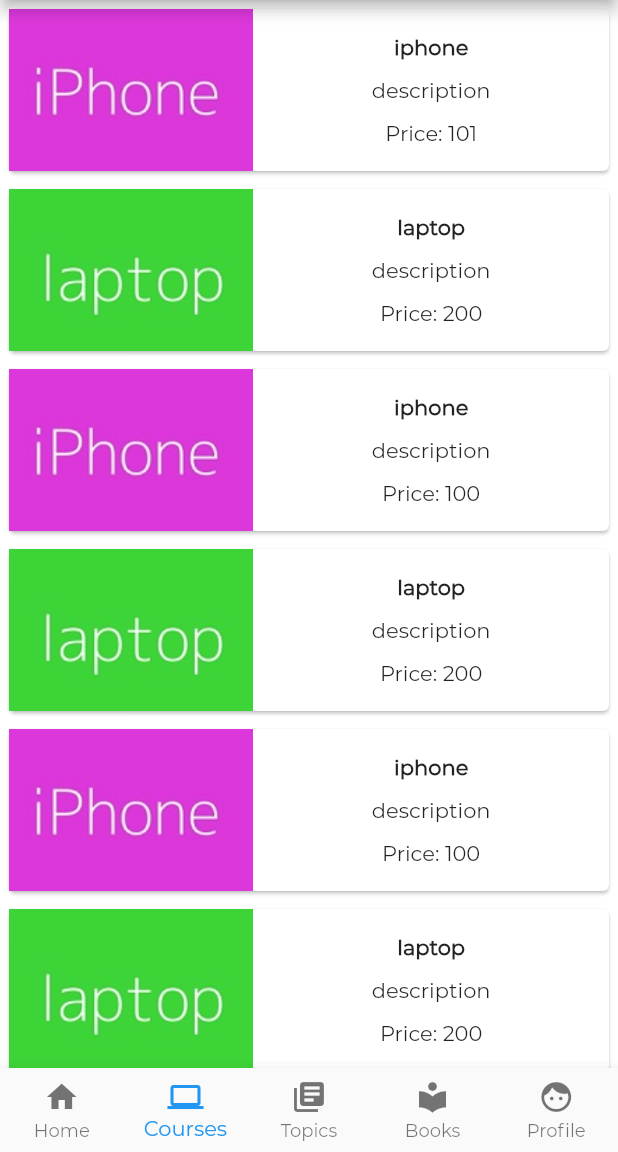
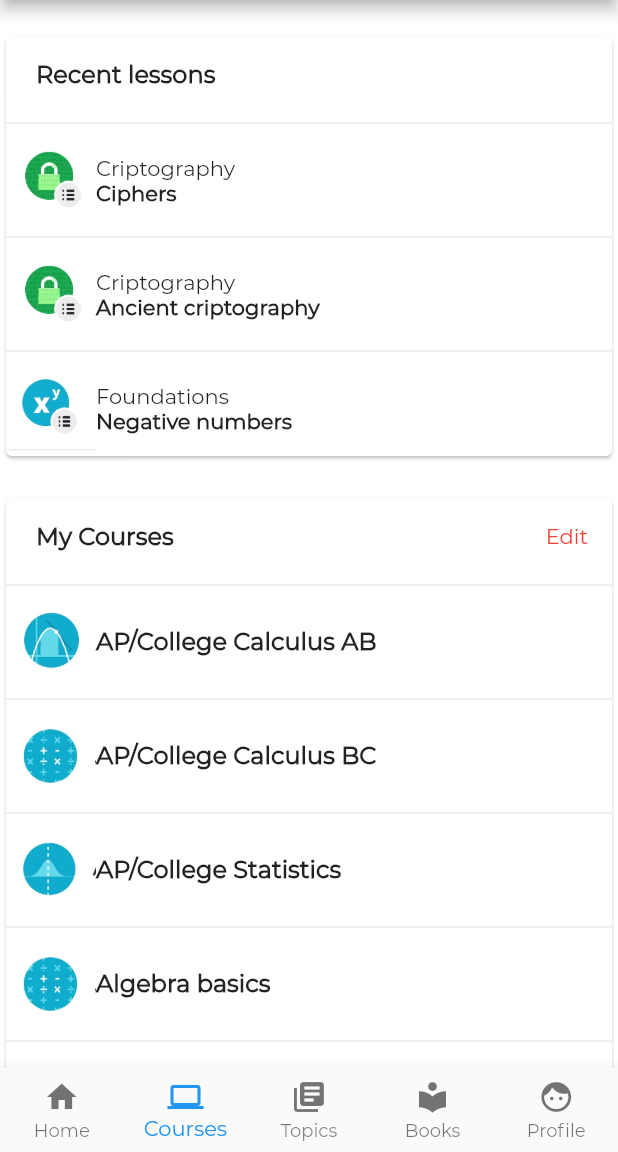
Before and after one commit to mahidul-islam/arrijal_flutter, a Flutter app: the DashBoard screen opened directly, item 2 of the bottom bar chosen, on a phone screen of 412 x 824 dp, the part 84-1236 px from its top. Run offline on Flutter 3.47's test engine with Material 2 defaults, Android fonts, the phone set to English and light mode, and no system bars; our stand-ins replace animated_theme_switcher, flutter_login, flutter_screenutil, line_awesome_flutter; missing offline and left inert: rubber.

Commit message:
added course page as khan academy

```diff
--- /dev/null
+++ b/lib/courses/added_courses.dart
@@ -0,0 +1,210 @@
+import 'package:flutter/material.dart';
+import 'package:ArRijal/data.dart';
+
+class AddedCourses extends StatelessWidget {
+  @override
+  Widget build(BuildContext context) {
+    return Card(
+      child: Container(
+        width: double.infinity,
+        // height: 280,
+        child: Column(
+          mainAxisAlignment: MainAxisAlignment.start,
+          children: <Widget>[
+            Row(
+              mainAxisAlignment: MainAxisAlignment.spaceBetween,
+              children: <Widget>[
+                Container(
+                  height: 50,
+                  padding: EdgeInsets.only(left: kDefaultPaddin, top: 16),
+                  child: Text(
+                    'My Courses',
+                    style: TextStyle(
+                      fontWeight: FontWeight.bold,
+                      fontSize: 16,
+                    ),
+                  ),
+                ),
+                Container(
+                  padding: EdgeInsets.all(16),
+                  child: Text(
+                    'Edit',
+                    style: TextStyle(color: Colors.red),
+                  ),
+                )
+              ],
+            ),
+            Divider(),
+            Row(
+              children: <Widget>[
+                Container(
+                  height: 60,
+                  width: 60,
+                  child: Image.asset('assets/course/course1.jpg'),
+                ),
+                Column(
+                  children: <Widget>[
+                    Text(
+                      'AP/College Calculus AB',
+                      style: TextStyle(
+                        fontWeight: FontWeight.bold,
+                        fontSize: 16,
+                      ),
+                    ),
+                  ],
+                )
+              ],
+            ),
+            Divider(),
+            Row(
+              children: <Widget>[
+                Container(
+                  height: 60,
+                  width: 60,
+                  child: Image.asset('assets/course/course2.jpg'),
+                ),
+                Column(
+                  children: <Widget>[
+                    Text(
+                      'AP/College Calculus BC',
+                      style: TextStyle(
+                        fontWeight: FontWeight.bold,
+                        fontSize: 16,
+                      ),
+                    ),
+                  ],
+                )
+              ],
+            ),
+            Divider(),
+            Row(
+              children: <Widget>[
+                Container(
+                  height: 60,
+                  width: 60,
+                  child: Image.asset('assets/course/course3.jpg'),
+                ),
+                Column(
+                  children: <Widget>[
+                    Text(
+                      'AP/College Statistics',
+                      style: TextStyle(
+                        fontWeight: FontWeight.bold,
+                        fontSize: 16,
+                      ),
+                    ),
+                  ],
+                )
+              ],
+            ),
+            Divider(),
+            Row(
+              children: <Widget>[
+                Container(
+                  height: 60,
+                  width: 60,
+                  child: Image.asset('assets/course/course2.jpg'),
+                ),
+                Column(
+                  children: <Widget>[
+                    Text(
+                      'Algebra basics',
+                      style: TextStyle(
+                        fontWeight: FontWeight.bold,
+                        fontSize: 16,
+                      ),
+                    ),
+                  ],
+                )
+              ],
+            ),
+            Divider(),
+            Row(
+              children: <Widget>[
+                Container(
+                  height: 60,
+                  width: 60,
+                  child: Image.asset('assets/course/course1.jpg'),
+                ),
+                Column(
+                  children: <Widget>[
+                    Text(
+                      'AP/College Calculus AB',
+                      style: TextStyle(
+                        fontWeight: FontWeight.bold,
+                        fontSize: 16,
+                      ),
+                    ),
+                  ],
+                )
+              ],
+            ),
+            Divider(),
+            Row(
+              children: <Widget>[
+                Container(
+                  height: 60,
+                  width: 60,
+                  child: Image.asset('assets/course/course2.jpg'),
+                ),
+                Column(
+                  children: <Widget>[
+                    Text(
+                      'AP/College Calculus BC',
+                      style: TextStyle(
+                        fontWeight: FontWeight.bold,
+                        fontSize: 16,
+                      ),
+                    ),
+                  ],
+                )
+              ],
+            ),
+            Divider(),
+            Row(
+              children: <Widget>[
+                Container(
+                  height: 60,
+                  width: 60,
+                  child: Image.asset('assets/course/course3.jpg'),
+                ),
+                Column(
+                  children: <Widget>[
+                    Text(
+                      'AP/College Statistics',
+                      style: TextStyle(
+                        fontWeight: FontWeight.bold,
+                        fontSize: 16,
+                      ),
+                    ),
+                  ],
+                )
+              ],
+            ),
+            Divider(),
+            Row(
+              children: <Widget>[
+                Container(
+                  height: 60,
+                  width: 60,
+                  child: Image.asset('assets/course/course2.jpg'),
+                ),
+                Column(
+                  children: <Widget>[
+                    Text(
+                      'Algebra basics',
+                      style: TextStyle(
+                        fontWeight: FontWeight.bold,
+                        fontSize: 16,
+                      ),
+                    ),
+                  ],
+                )
+              ],
+            ),
+          ],
+        ),
+      ),
+    );
+  }
+}
--- /dev/null
+++ b/lib/courses/course_page.dart
@@ -0,0 +1,27 @@
+import 'package:flutter/material.dart';
+import 'added_courses.dart';
+import 'recent_lessons.dart';
+import 'package:ArRijal/data.dart';
+
+class CoursePage extends StatelessWidget {
+  @override
+  Widget build(BuildContext context) {
+    return ListView.builder(
+      itemBuilder: (context, i) {
+        if (i == 0) {
+          return SizedBox(height: kDefaultPaddin);
+        }
+        if (i == 1) {
+          return RecentLessons();
+        }
+        if (i == 2) {
+          return SizedBox(height: kDefaultPaddin);
+        }
+        if (i == 3) {
+          return AddedCourses();
+        }
+        return null;
+      },
+    );
+  }
+}
--- /dev/null
+++ b/lib/courses/recent_lessons.dart
@@ -0,0 +1,95 @@
+import 'package:ArRijal/data.dart';
+import 'package:flutter/material.dart';
+
+class RecentLessons extends StatelessWidget {
+  @override
+  Widget build(BuildContext context) {
+    return Card(
+      child: Container(
+        width: double.infinity,
+        height: 280,
+        child: Column(
+          mainAxisAlignment: MainAxisAlignment.start,
+          children: <Widget>[
+            Row(
+              children: <Widget>[
+                Container(
+                  // color: Colors.green,
+                  height: 50,
+                  padding: EdgeInsets.only(left: kDefaultPaddin, top: 16),
+                  child: Text(
+                    'Recent lessons',
+                    style: TextStyle(
+                      fontWeight: FontWeight.bold,
+                      fontSize: 16,
+                    ),
+                  ),
+                )
+              ],
+            ),
+            Divider(),
+            Row(
+              children: <Widget>[
+                Container(
+                  height: 60,
+                  width: 60,
+                  child: Image.asset('assets/course/cripto.jpg'),
+                ),
+                Column(
+                  crossAxisAlignment: CrossAxisAlignment.start,
+                  children: <Widget>[
+                    Text('Criptography'),
+                    Text(
+                      'Ciphers',
+                      style: TextStyle(fontWeight: FontWeight.bold),
+                    ),
+                  ],
+                )
+              ],
+            ),
+            Divider(),
+            Row(
+              children: <Widget>[
+                Container(
+                  height: 60,
+                  width: 60,
+                  child: Image.asset('assets/course/cripto.jpg'),
+                ),
+                Column(
+                  crossAxisAlignment: CrossAxisAlignment.start,
+                  children: <Widget>[
+                    Text('Criptography'),
+                    Text(
+                      'Ancient criptography',
+                      style: TextStyle(fontWeight: FontWeight.bold),
+                    ),
+                  ],
+                )
+              ],
+            ),
+            Divider(),
+            Row(
+              children: <Widget>[
+                Container(
+                  height: 60,
+                  width: 60,
+                  child: Image.asset('assets/course/math.jpg'),
+                ),
+                Column(
+                  crossAxisAlignment: CrossAxisAlignment.start,
+                  children: <Widget>[
+                    Text('Foundations'),
+                    Text(
+                      'Negative numbers',
+                      style: TextStyle(fontWeight: FontWeight.bold),
+                    ),
+                  ],
+                )
+              ],
+            ),
+          ],
+        ),
+      ),
+    );
+  }
+}
--- a/lib/dashboard_screen.dart
+++ b/lib/dashboard_screen.dart
@@ -1,11 +1,10 @@
+import 'package:ArRijal/posts/post_page.dart';
 import 'books/books_list_page.dart';
 import 'package:flutter/material.dart';
 import 'profile/profile.dart';
-import 'data.dart';
 import 'appbar.dart';
-import 'courses/course_list.dart';
-import 'posts/post_list.dart';
 import 'wiki/wiki_screen.dart';
+import 'courses/course_page.dart';
 
 class DashBoard extends StatefulWidget {
   static const routeName = '/';
@@ -31,50 +30,15 @@ class _DashBoardState extends State<DashBoard> {
 
   @override
   Widget build(BuildContext context) {
-    Widget _buildPost(i) {
-      return SinglePostListItem(
-        title: posts[i]['title'],
-        description: posts[i]['des'],
-        image: posts[i]['image'],
-      );
-    }
-
     Widget _buildBody(choice) {
       if (choice == 0) {
-        return ListView.builder(
-          itemBuilder: (context, i) {
-            // if (i >= _suggestions.length) {
-            //   // _suggestions.addAll(generateWordPairs().take(10)); /*4*/
-            // }
-            if (i >= posts.length) {
-              return null;
-            }
-            return _buildPost(i);
-          },
-        );
+        return PostPage();
       }
       if (choice == 1) {
-        return ListView(
-          children: <Widget>[
-            for (var i = 0; i < data.length; i++)
-              Course(
-                name: data[i]['name'],
-                description: data[i]['des'],
-                price: data[i]['price'],
-                image: data[i]['image'],
-              )
-          ],
-        );
+        return CoursePage();
+        // return Text('hello');
       }
       if (choice == 2) {
-        // return ListView(
-        //   children: <Widget>[
-        //     for (var i = 0; i < topics.length; i++)
-        //       Topic(
-        //         title: topics[i]['title'],
-        //       )
-        //   ],
-        // );
         return WikiScreen();
       }
       if (choice == 3) {
--- /dev/null
+++ b/lib/posts/post_page.dart
@@ -0,0 +1,25 @@
+import 'package:flutter/material.dart';
+import 'package:ArRijal/data.dart';
+import 'single_post_list_item.dart';
+
+class PostPage extends StatelessWidget {
+  Widget _buildPost(i) {
+    return SinglePostListItem(
+      title: posts[i]['title'],
+      description: posts[i]['des'],
+      image: posts[i]['image'],
+    );
+  }
+
+  @override
+  Widget build(BuildContext context) {
+    return ListView.builder(
+      itemBuilder: (context, i) {
+        if (i >= posts.length) {
+          return null;
+        }
+        return _buildPost(i);
+      },
+    );
+  }
+}
--- a/pubspec.yaml
+++ b/pubspec.yaml
@@ -30,6 +30,7 @@ flutter:
     - assets/appimages/
     - assets/icons/
     - assets/images/
+    - assets/course/
 
   fonts:
   - family: Montserrat
```
Also changed, not shown: assets/course/course1.jpg (added), assets/course/course2.jpg (added), assets/course/course3.jpg (added), assets/course/cripto.jpg (added), assets/course/math.jpg (added), lib/posts/single_post_list_item.dart (renamed from lib/posts/post_list.dart).
